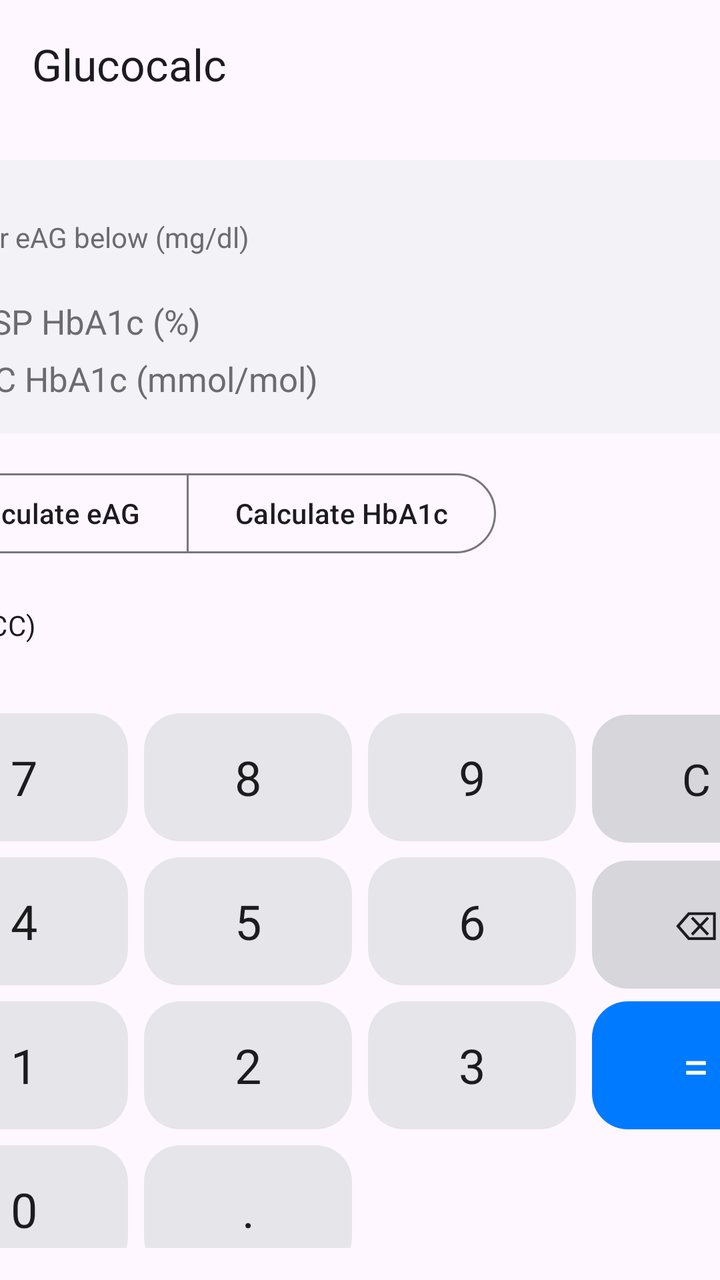
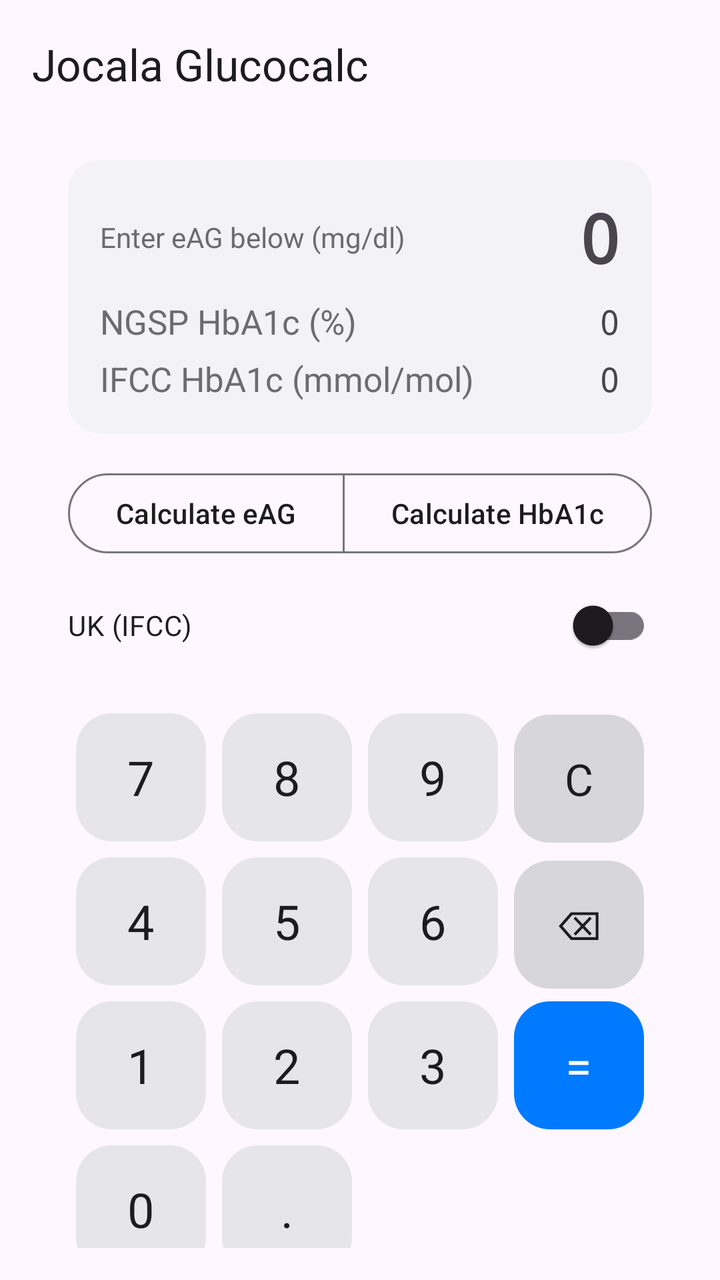

The first picture is an Android layout as it rendered before a commit; the second is the same layout after the commit. The layout source and the unified diff follow.
<!-- AndroidManifest.xml: application theme Theme.Glucocalc -->
<!-- res/layout/activity_main.xml -->
<?xml version="1.0" encoding="utf-8"?>
<LinearLayout xmlns:android="http://schemas.android.com/apk/res/android"
    xmlns:app="http://schemas.android.com/apk/res-auto"
    android:layout_width="match_parent"
    android:layout_height="match_parent"
    android:orientation="vertical">

    <com.google.android.material.appbar.MaterialToolbar
        android:id="@+id/toolbar"
        android:layout_width="match_parent"
        android:layout_height="?attr/actionBarSize"
        android:background="?attr/colorSurface"
        app:title="@string/app_name"
        app:titleTextColor="?attr/colorOnSurface" />

    <FrameLayout
        android:layout_width="match_parent"
        android:layout_height="0dp"
        android:layout_weight="1">

        <LinearLayout
            android:layout_width="480dp"
            android:layout_height="match_parent"
            android:layout_gravity="center_horizontal"
            android:orientation="vertical"
            android:padding="16dp">

            
            <LinearLayout
                android:layout_width="match_parent"
                android:layout_height="wrap_content"
                android:background="@drawable/bg_card"
                android:orientation="vertical"
                android:padding="16dp">

                
                <LinearLayout
                    android:layout_width="match_parent"
                    android:layout_height="wrap_content"
                    android:gravity="center_vertical"
                    android:orientation="horizontal">

                    <TextView
                        android:id="@+id/promptText"
                        android:layout_width="0dp"
                        android:layout_height="wrap_content"
                        android:layout_weight="1"
                        android:paddingEnd="8dp"
                        android:text="Enter eAG below (mg/dl)"
                        android:textColor="@color/text_secondary"
                        android:textSize="14sp" />

                    <TextView
                        android:id="@+id/inputValue"
                        android:layout_width="wrap_content"
                        android:layout_height="wrap_content"
                        android:fontFamily="monospace"
                        android:gravity="end"
                        android:text="0"
                        android:textSize="34sp"
                        android:textStyle="bold" />
                </LinearLayout>

                <Space
                    android:layout_width="match_parent"
                    android:layout_height="8dp" />

                <LinearLayout
                    android:layout_width="match_parent"
                    android:layout_height="wrap_content"
                    android:orientation="horizontal">

                    <TextView
                        android:id="@+id/resultLabel1"
                        android:layout_width="0dp"
                        android:layout_height="wrap_content"
                        android:layout_weight="1"
                        android:text="NGSP HbA1c (%)"
                        android:textColor="@color/text_secondary"
                        android:textSize="17sp" />

                    <TextView
                        android:id="@+id/resultValue1"
                        android:layout_width="wrap_content"
                        android:layout_height="wrap_content"
                        android:fontFamily="monospace"
                        android:text="0"
                        android:textSize="17sp" />
                </LinearLayout>

                <LinearLayout
                    android:layout_width="match_parent"
                    android:layout_height="wrap_content"
                    android:layout_marginTop="6dp"
                    android:orientation="horizontal">

                    <TextView
                        android:id="@+id/resultLabel2"
                        android:layout_width="0dp"
                        android:layout_height="wrap_content"
                        android:layout_weight="1"
                        android:text="IFCC HbA1c (mmol/mol)"
                        android:textColor="@color/text_secondary"
                        android:textSize="17sp" />

                    <TextView
                        android:id="@+id/resultValue2"
                        android:layout_width="wrap_content"
                        android:layout_height="wrap_content"
                        android:fontFamily="monospace"
                        android:text="0"
                        android:textSize="17sp" />
                </LinearLayout>
            </LinearLayout>

            
            <com.google.android.material.button.MaterialButtonToggleGroup
                android:id="@+id/modeGroup"
                android:layout_width="match_parent"
                android:layout_height="wrap_content"
                android:layout_marginTop="16dp"
                app:singleSelection="true">

                <com.google.android.material.button.MaterialButton
                    android:id="@+id/modeEag"
                    style="@style/Widget.Material3.Button.OutlinedButton"
                    android:layout_width="wrap_content"
                    android:layout_height="wrap_content"
                    android:text="@string/mode_eag" />

                <com.google.android.material.button.MaterialButton
                    android:id="@+id/modeA1C"
                    style="@style/Widget.Material3.Button.OutlinedButton"
                    android:layout_width="wrap_content"
                    android:layout_height="wrap_content"
                    android:checked="true"
                    android:text="@string/mode_a1c" />
            </com.google.android.material.button.MaterialButtonToggleGroup>

            
            <com.google.android.material.switchmaterial.SwitchMaterial
                android:id="@+id/ukSwitch"
                android:layout_width="match_parent"
                android:layout_height="wrap_content"
                android:layout_marginTop="8dp"
                android:text="@string/uk_label" />

            
            <LinearLayout
                android:layout_width="match_parent"
                android:layout_height="wrap_content"
                android:layout_marginTop="16dp"
                android:orientation="vertical">

                <LinearLayout
                    android:layout_width="match_parent"
                    android:layout_height="wrap_content"
                    android:orientation="horizontal">

                    <TextView
                        android:id="@+id/key7"
                    android:clickable="true"
                    android:focusable="true"
                    android:gravity="center"
                        android:layout_width="0dp"
                        android:layout_height="64dp"
                        android:layout_margin="4dp"
                        android:layout_weight="1"
                        android:background="@drawable/bg_key_digit"
                        android:text="7"
                        android:textColor="@color/key_text_default"
                        android:textSize="24sp" />

                    <TextView
                        android:id="@+id/key8"
                    android:clickable="true"
                    android:focusable="true"
                    android:gravity="center"
                        android:layout_width="0dp"
                        android:layout_height="64dp"
                        android:layout_margin="4dp"
                        android:layout_weight="1"
                        android:background="@drawable/bg_key_digit"
                        android:text="8"
                        android:textColor="@color/key_text_default"
                        android:textSize="24sp" />

                    <TextView
                        android:id="@+id/key9"
                    android:clickable="true"
                    android:focusable="true"
                    android:gravity="center"
                        android:layout_width="0dp"
                        android:layout_height="64dp"
                        android:layout_margin="4dp"
                        android:layout_weight="1"
                        android:background="@drawable/bg_key_digit"
                        android:text="9"
                        android:textColor="@color/key_text_default"
                        android:textSize="24sp" />

                    <TextView
                        android:id="@+id/keyClear"
                    android:clickable="true"
                    android:focusable="true"
                    android:gravity="center"
                        android:layout_width="0dp"
                        android:layout_height="64dp"
                        android:layout_margin="4dp"
                        android:layout_weight="1"
                        android:background="@drawable/bg_key_utility"
                        android:text="C"
                        android:textColor="@color/key_text_default"
                        android:textSize="22sp" />
                </LinearLayout>

                <LinearLayout
                    android:layout_width="match_parent"
                    android:layout_height="wrap_content"
                    android:orientation="horizontal">

                    <TextView
                        android:id="@+id/key4"
                    android:clickable="true"
                    android:focusable="true"
                    android:gravity="center"
                        android:layout_width="0dp"
                        android:layout_height="64dp"
                        android:layout_margin="4dp"
                        android:layout_weight="1"
                        android:background="@drawable/bg_key_digit"
                        android:text="4"
                        android:textColor="@color/key_text_default"
                        android:textSize="24sp" />

                    <TextView
                        android:id="@+id/key5"
                    android:clickable="true"
                    android:focusable="true"
                    android:gravity="center"
                        android:layout_width="0dp"
                        android:layout_height="64dp"
                        android:layout_margin="4dp"
                        android:layout_weight="1"
                        android:background="@drawable/bg_key_digit"
                        android:text="5"
                        android:textColor="@color/key_text_default"
                        android:textSize="24sp" />

                    <TextView
                        android:id="@+id/key6"
                    android:clickable="true"
                    android:focusable="true"
                    android:gravity="center"
                        android:layout_width="0dp"
                        android:layout_height="64dp"
                        android:layout_margin="4dp"
                        android:layout_weight="1"
                        android:background="@drawable/bg_key_digit"
                        android:text="6"
                        android:textColor="@color/key_text_default"
                        android:textSize="24sp" />

                    <TextView
                        android:id="@+id/keyBack"
                    android:clickable="true"
                    android:focusable="true"
                    android:gravity="center"
                        android:layout_width="0dp"
                        android:layout_height="64dp"
                        android:layout_margin="4dp"
                        android:layout_weight="1"
                        android:background="@drawable/bg_key_utility"
                        android:text="&#9003;"
                        android:textColor="@color/key_text_default"
                        android:textSize="20sp" />
                </LinearLayout>

                <LinearLayout
                    android:layout_width="match_parent"
                    android:layout_height="wrap_content"
                    android:orientation="horizontal">

                    <TextView
                        android:id="@+id/key1"
                    android:clickable="true"
                    android:focusable="true"
                    android:gravity="center"
                        android:layout_width="0dp"
                        android:layout_height="64dp"
                        android:layout_margin="4dp"
                        android:layout_weight="1"
                        android:background="@drawable/bg_key_digit"
                        android:text="1"
                        android:textColor="@color/key_text_default"
                        android:textSize="24sp" />

                    <TextView
                        android:id="@+id/key2"
                    android:clickable="true"
                    android:focusable="true"
                    android:gravity="center"
                        android:layout_width="0dp"
                        android:layout_height="64dp"
                        android:layout_margin="4dp"
                        android:layout_weight="1"
                        android:background="@drawable/bg_key_digit"
                        android:text="2"
                        android:textColor="@color/key_text_default"
                        android:textSize="24sp" />

                    <TextView
                        android:id="@+id/key3"
                    android:clickable="true"
                    android:focusable="true"
                    android:gravity="center"
                        android:layout_width="0dp"
                        android:layout_height="64dp"
                        android:layout_margin="4dp"
                        android:layout_weight="1"
                        android:background="@drawable/bg_key_digit"
                        android:text="3"
                        android:textColor="@color/key_text_default"
                        android:textSize="24sp" />

                    <TextView
                        android:id="@+id/keyEquals"
                    android:clickable="true"
                    android:focusable="true"
                    android:gravity="center"
                        android:layout_width="0dp"
                        android:layout_height="64dp"
                        android:layout_margin="4dp"
                        android:layout_weight="1"
                        android:background="@drawable/bg_key_accent"
                        android:text="="
                        android:textColor="@color/key_text_accent"
                        android:textSize="24sp" />
                </LinearLayout>

                <LinearLayout
                    android:layout_width="match_parent"
                    android:layout_height="wrap_content"
                    android:orientation="horizontal">

                    <TextView
                        android:id="@+id/key0"
                    android:clickable="true"
                    android:focusable="true"
                    android:gravity="center"
                        android:layout_width="0dp"
                        android:layout_height="64dp"
                        android:layout_margin="4dp"
                        android:layout_weight="1"
                        android:background="@drawable/bg_key_digit"
                        android:text="0"
                        android:textColor="@color/key_text_default"
                        android:textSize="24sp" />

                    <TextView
                        android:id="@+id/keyDot"
                    android:clickable="true"
                    android:focusable="true"
                    android:gravity="center"
                        android:layout_width="0dp"
                        android:layout_height="64dp"
                        android:layout_margin="4dp"
                        android:layout_weight="1"
                        android:background="@drawable/bg_key_digit"
                        android:text="."
                        android:textColor="@color/key_text_default"
                        android:textSize="24sp" />

                    <Space
                        android:layout_width="0dp"
                        android:layout_height="64dp"
                        android:layout_margin="4dp"
                        android:layout_weight="1" />

                    <Space
                        android:layout_width="0dp"
                        android:layout_height="64dp"
                        android:layout_margin="4dp"
                        android:layout_weight="1" />
                </LinearLayout>
            </LinearLayout>
        </LinearLayout>
    </FrameLayout>
</LinearLayout>
<!-- resources referenced by this layout -->
<resources>
  <color name="key_text_accent">#FFFFFF</color>
  <color name="key_text_default">#1C1C1E</color>
  <color name="text_secondary">#6B6B70</color>
  <!-- drawable bg_card (drawable) -->
  <?xml version="1.0" encoding="utf-8"?>
  <shape xmlns:android="http://schemas.android.com/apk/res/android" android:shape="rectangle">
      <solid android:color="@color/card_bg" />
      <corners android:radius="16dp" />
  </shape>
  <!-- drawable bg_key_accent (drawable) -->
  <?xml version="1.0" encoding="utf-8"?>
  <ripple xmlns:android="http://schemas.android.com/apk/res/android"
      android:color="#33FFFFFF">
      <item>
          <shape android:shape="rectangle">
              <solid android:color="@color/key_accent" />
              <corners android:radius="18dp" />
          </shape>
      </item>
  </ripple>
  <!-- drawable bg_key_digit (drawable) -->
  <?xml version="1.0" encoding="utf-8"?>
  <ripple xmlns:android="http://schemas.android.com/apk/res/android"
      android:color="#33000000">
      <item>
          <shape android:shape="rectangle">
              <solid android:color="@color/key_digit" />
              <corners android:radius="18dp" />
          </shape>
      </item>
  </ripple>
  <!-- drawable bg_key_utility (drawable) -->
  <?xml version="1.0" encoding="utf-8"?>
  <ripple xmlns:android="http://schemas.android.com/apk/res/android"
      android:color="#33000000">
      <item>
          <shape android:shape="rectangle">
              <solid android:color="@color/key_utility" />
              <corners android:radius="18dp" />
          </shape>
      </item>
  </ripple>
  <string name="app_name">Glucocalc</string>
  <string name="mode_a1c">Calculate HbA1c</string>
  <string name="mode_eag">Calculate eAG</string>
  <string name="uk_label">UK (IFCC)</string>
  <style name="Theme.Glucocalc" parent="Theme.Material3.DayNight.NoActionBar">
          <item name="colorPrimary">@color/key_accent</item>
          <item name="colorOnPrimary">@color/key_text_accent</item>
      </style>
  <color name="card_bg">#F2F2F7</color>
  <color name="key_accent">#007AFF</color>
  <color name="key_digit">#E5E5EA</color>
  <color name="key_utility">#D6D6DB</color>
</resources>

<!-- the commit's change to res/layout/activity_main.xml (unified diff, before → after) -->
@@ -13,17 +13,22 @@
         app:title="@string/app_name"
         app:titleTextColor="?attr/colorOnSurface" />
 
-    <FrameLayout
+    <androidx.constraintlayout.widget.ConstraintLayout
         android:layout_width="match_parent"
         android:layout_height="0dp"
         android:layout_weight="1">
 
         <LinearLayout
-            android:layout_width="480dp"
+            android:layout_width="0dp"
             android:layout_height="match_parent"
-            android:layout_gravity="center_horizontal"
             android:orientation="vertical"
-            android:padding="16dp">
+            android:padding="16dp"
+            app:layout_constraintWidth_default="wrap"
+            app:layout_constraintWidth_max="480dp"
+            app:layout_constraintTop_toTopOf="parent"
+            app:layout_constraintBottom_toBottomOf="parent"
+            app:layout_constraintStart_toStartOf="parent"
+            app:layout_constraintEnd_toEndOf="parent">
 
             
             <LinearLayout
@@ -385,5 +390,5 @@
                 </LinearLayout>
             </LinearLayout>
         </LinearLayout>
-    </FrameLayout>
+    </androidx.constraintlayout.widget.ConstraintLayout>
 </LinearLayout>
<!-- resource entries referenced after the edit -->
@@ -42,7 +42,7 @@
           </shape>
       </item>
   </ripple>
-  <string name="app_name">Glucocalc</string>
+  <string name="app_name">Jocala Glucocalc</string>
   <string name="mode_a1c">Calculate HbA1c</string>
   <string name="mode_eag">Calculate eAG</string>
   <string name="uk_label">UK (IFCC)</string>
